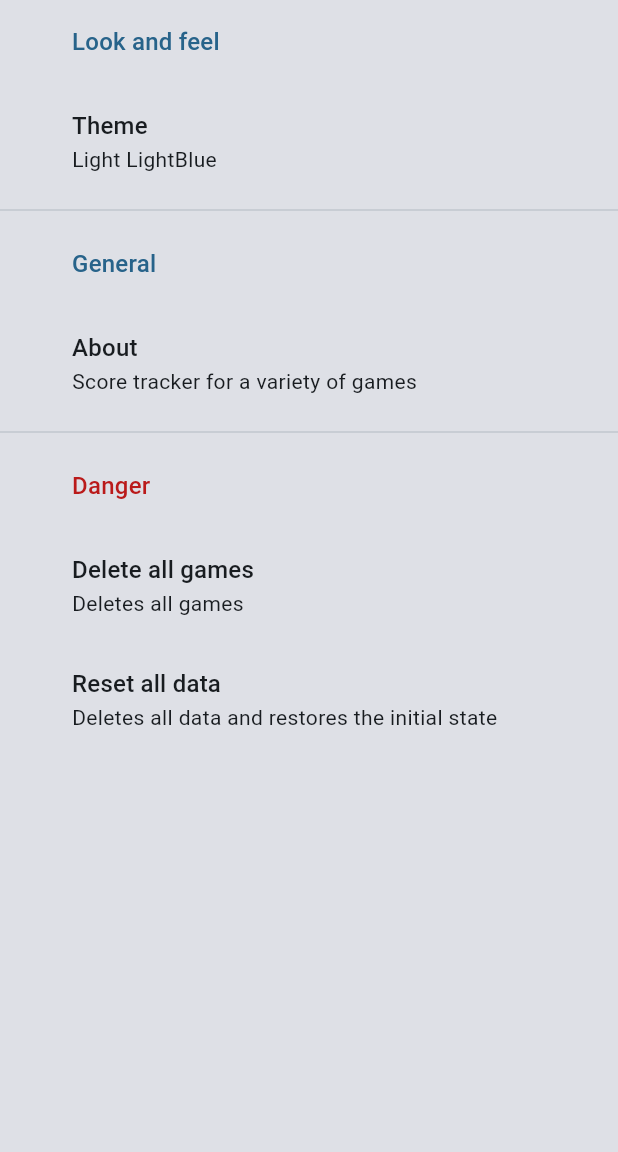
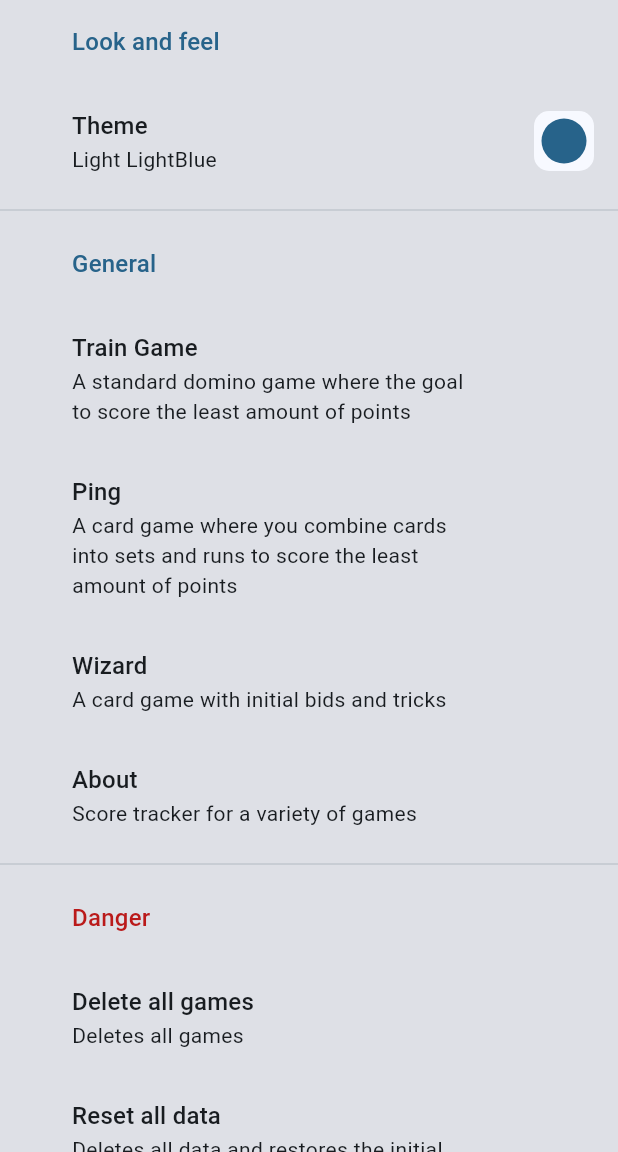
Before and after one commit to bhesh/gamesheet, a Flutter app: the SettingsScreen screen opened directly, on a phone screen of 412 x 824 dp, the part 84-1236 px from its top. Run offline on Flutter 3.47's test engine with Material 3 defaults, Android fonts, the light colour scheme and no system bars; our stand-ins replace flutter_spinkit, material_symbols_icons, sqflite, sqflite_common_ffi; missing offline and left inert: window_size; accounts and stored records are empty.

Commit message:
finalized home, creategame, and settings screens

```diff
--- a/lib/common/game.dart
+++ b/lib/common/game.dart
@@ -2,7 +2,7 @@ import 'package:flutter/material.dart';
 import 'package:material_symbols_icons/symbols.dart';
 
 enum GameType {
-  train(1, 'Train', Symbols.casino),
+  train(1, 'Train', Symbols.directions_subway),
   ping(2, 'Ping', Symbols.playing_cards),
   wizard(3, 'Wizard', Symbols.settings_accessibility);
 
--- a/lib/db/settings.dart
+++ b/lib/db/settings.dart
@@ -1,13 +1,8 @@
 import 'package:gamesheet/common/color.dart';
 import 'package:gamesheet/common/settings.dart';
-import './database.dart';
+import './app.dart';
 
 class SettingsDatabase {
-  static SettingsMap? _settings;
-
-  static Future<SettingsMap> get settings async =>
-      _settings != null ? _settings! : await getSettings();
-
   static Future<SettingsMap> getSettings() async {
     Palette? themeColor = null;
     bool? themeIsDark = null;
@@ -23,13 +18,10 @@ class SettingsDatabase {
           themeIsDark = row['value'] != 0;
       }
     });
-
-    _settings = SettingsMap(
+    return SettingsMap(
       themeColor: themeColor,
       themeIsDark: themeIsDark,
     );
-
-    return _settings!;
   }
 
   static Future updateSetting(Setting setting, int value) async {
@@ -48,7 +40,7 @@ class SettingsDatabase {
     map.toMap().forEach(
           (row) => batch.update(
             'settings',
-            {'value': row['value']},
+            row,
             where: 'id = ?',
             whereArgs: [row['id']],
           ),
--- a/lib/main.dart
+++ b/lib/main.dart
@@ -4,7 +4,7 @@ import 'package:flutter/material.dart';
 import 'package:provider/provider.dart';
 import 'package:window_size/window_size.dart';
 import './common/settings.dart';
-import './db/database.dart';
+import './db/app.dart';
 import './db/settings.dart';
 import './screens/home.dart';
 import './common/themes.dart';
@@ -18,7 +18,7 @@ Future main() async {
   await AppDatabase.initialize();
   SettingsMap settings = await SettingsDatabase.getSettings();
   runApp(ThemeChangerWidget(
-    settings: settings,
+    initialSettings: settings,
   ));
 }
 
@@ -39,19 +39,19 @@ void platformInit() {
 }
 
 class ThemeChangerWidget extends StatelessWidget {
-  final SettingsMap settings;
+  final SettingsMap initialSettings;
 
   const ThemeChangerWidget({
     super.key,
-    required this.settings,
+    required this.initialSettings,
   });
 
   @override
   Widget build(BuildContext context) {
     return ChangeNotifierProvider(
       create: (_) => ThemeChanger(
-        settings.themeColor,
-        settings.themeIsDark,
+        initialSettings.themeColor,
+        initialSettings.themeIsDark,
       ),
       child: MyApp(),
     );
--- a/lib/screens/creategame.dart
+++ b/lib/screens/creategame.dart
@@ -26,7 +26,6 @@ class _CreateGameScreenState extends State<CreateGameScreen> {
   GameType _selectedGameType = GameType.train;
   String? _nameError;
   String? _playerError;
-  bool _isLoading = false;
 
   @override
   void dispose() {
@@ -56,7 +55,7 @@ class _CreateGameScreenState extends State<CreateGameScreen> {
         ],
       ),
       body: Padding(
-        padding: EdgeInsets.only(top: 8),
+        padding: const EdgeInsets.only(top: 8),
         child: ListView(
           scrollDirection: Axis.vertical,
           shrinkWrap: true,
--- a/lib/screens/game.dart
+++ b/lib/screens/game.dart
@@ -165,7 +165,7 @@ class _GameScreenState extends State<GameScreen> with TickerProviderStateMixin {
 
   Future _initializeRounds() async {
     assert(widget.game.id != null);
-    List<Round> rounds = await GameDatabase.getAllRounds(widget.game.id!);
+    List<Round> rounds = await GameDatabase.getRounds(widget.game.id!);
     rounds.forEach((round) {
       assert(round.round < _rounds.length);
       var playerInd = _players.indexWhere((player) {
--- a/lib/screens/settings.dart
+++ b/lib/screens/settings.dart
@@ -2,11 +2,22 @@ import 'package:flutter/material.dart';
 import 'package:gamesheet/common/color.dart';
 import 'package:gamesheet/common/settings.dart';
 import 'package:gamesheet/common/themes.dart';
-import 'package:gamesheet/db/database.dart';
+import 'package:gamesheet/db/app.dart';
 import 'package:gamesheet/db/settings.dart';
 import 'package:gamesheet/widgets/loader.dart';
+import 'package:url_launcher/url_launcher.dart';
 import 'package:provider/provider.dart';
 import './settings/settings.dart';
+
+final Uri trainRules = Uri.parse(
+  'https://www.ultraboardgames.com/mexican-train/game-rules.php',
+);
+final Uri pingRules = Uri.parse(
+  'https://www.ultraboardgames.com/five-crowns/game-rules.php',
+);
+final Uri wizardRules = Uri.parse(
+  'https://www.ultraboardgames.com/wizard/game-rules.php',
+);
 
 class SettingsScreen extends StatefulWidget {
   const SettingsScreen({super.key});
@@ -34,14 +45,50 @@ class _SettingsScreenState extends State<SettingsScreen> {
                 description: theme.color == Palette.lightPink && theme.isDark
                     ? 'Hana'
                     : (theme.isDark ? 'Dark ' : 'Light ') + theme.color.label,
+                suffixWidget: Container(
+                  height: 40,
+                  width: 40,
+                  alignment: Alignment.center,
+                  decoration: BoxDecoration(
+                    color: theme.data.colorScheme.background,
+                    borderRadius: BorderRadius.circular(10),
+                  ),
+                  child: Center(
+                    child: Container(
+                      margin: EdgeInsets.all(5),
+                      alignment: Alignment.center,
+                      decoration: BoxDecoration(
+                        color: theme.data.colorScheme.primary,
+                        borderRadius: BorderRadius.circular(15),
+                      ),
+                    ),
+                  ),
+                ),
                 onTap: () => _changeTheme(theme),
               ),
             ],
           ),
           const Divider(),
-          const SettingsSection(
+          SettingsSection(
             header: 'General',
             children: <Widget>[
+              SettingsField(
+                title: 'Train Game',
+                description:
+                    'A standard domino game where the goal to score the least amount of points',
+                onTap: () => launchUrl(trainRules),
+              ),
+              SettingsField(
+                title: 'Ping',
+                description:
+                    'A card game where you combine cards into sets and runs to score the least amount of points',
+                onTap: () => launchUrl(pingRules),
+              ),
+              SettingsField(
+                title: 'Wizard',
+                description: 'A card game with initial bids and tricks',
+                onTap: () => launchUrl(wizardRules),
+              ),
               const SettingsField(
                 title: 'About',
                 description: 'Score tracker for a variety of games',
@@ -106,19 +153,20 @@ class _SettingsScreenState extends State<SettingsScreen> {
             itemBuilder: (context, index) {
               Palette color = Palette.values[index ~/ 2];
               bool isDark = index % 2 == 1;
+              ThemeData themeData = buildTheme(color.background, isDark);
               return GestureDetector(
                 child: Container(
                   alignment: Alignment.center,
                   decoration: BoxDecoration(
-                    color: isDark ? Colors.black : Colors.white,
-                    borderRadius: BorderRadius.circular(5),
+                    color: themeData.colorScheme.background,
+                    borderRadius: BorderRadius.circular(15),
                   ),
                   child: Center(
                     child: Container(
                       margin: EdgeInsets.all(10),
                       alignment: Alignment.center,
                       decoration: BoxDecoration(
-                        color: color.background,
+                        color: themeData.colorScheme.primary,
                         borderRadius: BorderRadius.circular(50),
                       ),
                       child: Text(
@@ -126,8 +174,10 @@ class _SettingsScreenState extends State<SettingsScreen> {
                         color == Palette.lightPink && isDark
                             ? 'Hana'
                             : color.label,
-                        style: Theme.of(context).textTheme.labelLarge?.copyWith(
-                            color: color.isDark ? Colors.white : Colors.black),
+                        style: Theme.of(context)
+                            .textTheme
+                            .labelLarge
+                            ?.copyWith(color: themeData.colorScheme.onPrimary),
                       ),
                     ),
                   ),
--- a/lib/screens/settings/settings.dart
+++ b/lib/screens/settings/settings.dart
@@ -66,15 +66,19 @@ class SettingsField extends StatelessWidget {
   });
 
   Widget build(BuildContext context) {
+    final size = MediaQuery.of(context).size;
     List<Widget> children = [
-      Column(
-        crossAxisAlignment: CrossAxisAlignment.start,
-        children: <Widget>[
-          Text(title, style: Theme.of(context).textTheme.titleMedium),
-          Text(description),
-        ],
+      Container(
+        width: size.width - 150,
+        child: Column(
+          crossAxisAlignment: CrossAxisAlignment.start,
+          children: <Widget>[
+            Text(title, style: Theme.of(context).textTheme.titleMedium),
+            Text(description, softWrap: true),
+          ],
+        ),
       ),
-      const Spacer(),
+      Spacer(),
     ];
     if (suffixWidget != null) children.add(suffixWidget!);
     return GestureDetector(
--- a/lib/widgets/popup_selector.dart
+++ b/lib/widgets/popup_selector.dart
@@ -16,7 +16,8 @@ class PopupSelector extends StatelessWidget {
     required this.itemBuilder,
     required this.onSelected,
     this.background,
-    this.selectionPadding = const EdgeInsets.all(5),
+    this.selectionPadding =
+        const EdgeInsets.only(top: 11, bottom: 11, left: 22, right: 10),
     this.itemPadding = const EdgeInsets.symmetric(vertical: 5),
   });
 
--- a/pubspec.yaml
+++ b/pubspec.yaml
@@ -41,6 +41,7 @@ dependencies:
   material_symbols_icons: ^4.2711.0
   flutter_spinkit: ^5.2.0
   provider: ^6.1.1
+  url_launcher: ^6.2.1
 
 dev_dependencies:
   flutter_test:
```
Also changed, not shown: lib/db/app.dart (renamed from lib/db/database.dart, +5 -4 lines), lib/db/game.dart (+62 -46 lines), lib/screens/creategame/game_type_popup.dart (+30 -18 lines), lib/screens/creategame/player_input.dart (+6 -4 lines), lib/screens/home.dart (+29 -11 lines), lib/screens/home/game_list.dart (+8 -6 lines), lib/screens/home/home_menu.dart (+7 -17 lines), lib/widgets/rounded_text_field.dart (+7 -2 lines), pubspec.lock, 5 other files.
